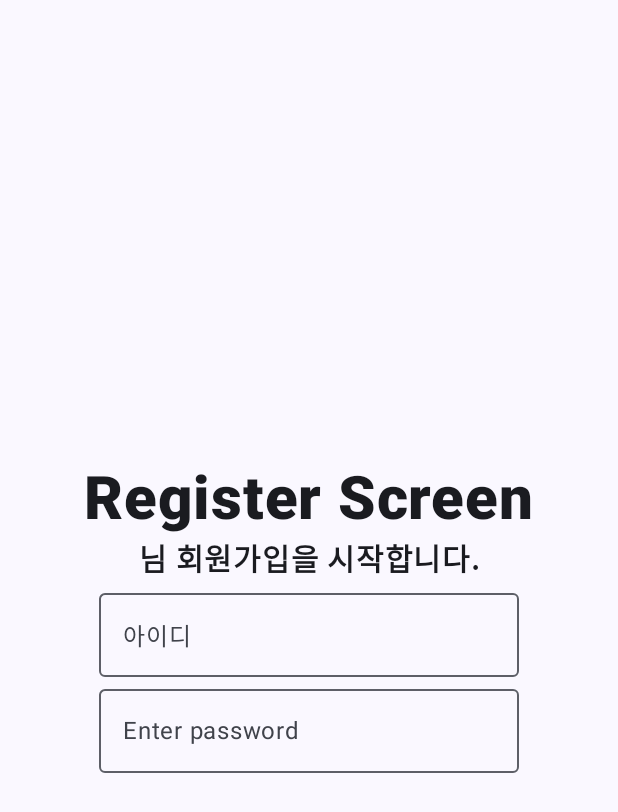
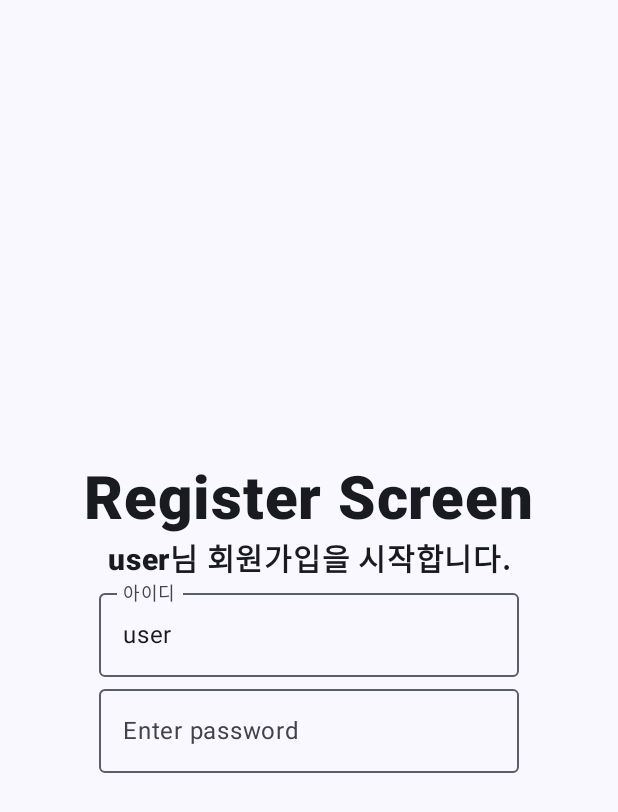
Before and after one commit to Daljyeong/Kotlin-Study, an Android app built with Jetpack Compose: the screen it shows after launch (MainActivity), after a tap on "로그인", on a phone screen of 412 x 824 dp. Shown: the top 812 px of the screen. Run offline under Robolectric (Android 15) with nearby library versions, the phone set to English and light mode, and no system bars.

```diff
--- a/Week07C/app/src/main/java/com/example/week07c/example2/LoginNaviGraph.kt
+++ b/Week07C/app/src/main/java/com/example/week07c/example2/LoginNaviGraph.kt
@@ -1,5 +1,6 @@
 package com.example.week07c.example2
 
+import android.util.Log
 import androidx.compose.runtime.Composable
 import androidx.navigation.NavHostController
 import androidx.navigation.NavType
@@ -35,16 +36,21 @@ fun LoginNavGraph(navController: NavHostController) {
             )
         }
 
-        composable(route = Routes.Register.route + "/{userID}/{userPasswd}", arguments = listOf(
+        // 옵션 인수를 추가하려면 key-value 형태를 사용해줘야 함
+        composable(route = Routes.Register.route + "?userid={userID}&passwd={userPasswd}",
+            arguments = listOf(
                 // 실습
                 navArgument(name = "userID") {
                     type = NavType.StringType // String type이라고 타입을 지정해줌
+                    defaultValue = "user" // 만약 값이 들어오지 않은 경우
                 },
                 navArgument(name = "userPasswd") {
                     type = NavType.StringType // String type이라고 타입을 지정해줌
+                    nullable = true // null 값을 전달할 수 있게 해줌
                 }
             )) {
             // 실습
+            Log.d("userid", it.arguments?.getString("userID")!!)
             Register(
                 navController = navController,
                 userID = it.arguments?.getString("userID"),
--- a/Week07C/app/src/main/java/com/example/week07c/example2/LoginScreen.kt
+++ b/Week07C/app/src/main/java/com/example/week07c/example2/LoginScreen.kt
@@ -66,8 +66,12 @@ fun LoginScreen(navController: NavHostController) {
             // 실습
             if (loginresult)
                 navController.navigate(Routes.Welcome.route + "/$userID")
-            else
-                navController.navigate(Routes.Register.route + "/$userID/$userPasswd")
+            else {
+                if (!userID.isBlank())
+                    navController.navigate(Routes.Register.route + "?userid=$userID&passwd=$userPasswd")
+                else // 아무런 입력이 없는 상태에서 Register 화면으로 넘어가야하는 경우
+                    navController.navigate(Routes.Register.route)
+            }
         }) {
             Text(text = "로그인")
         }
```
Lines whose indentation alone changed are shown as unchanged.
